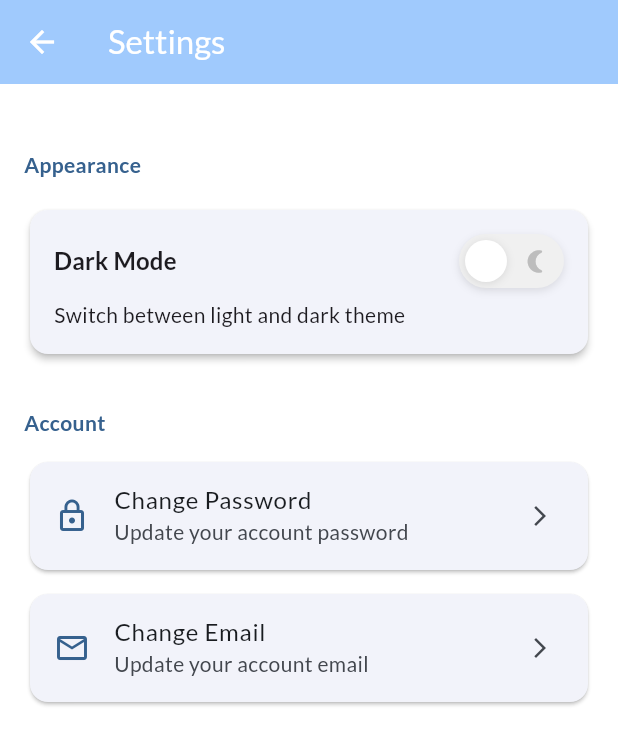
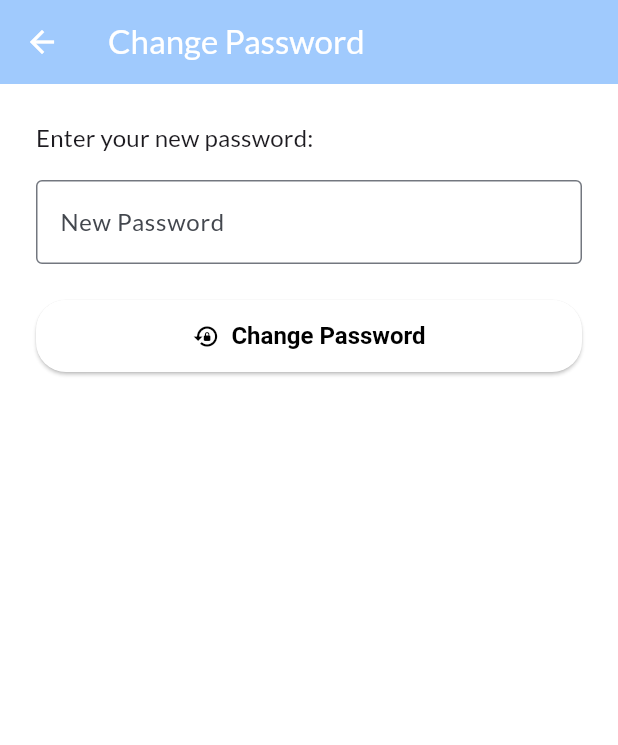
Before and after one commit to poqob/ekg-vision-app, a Flutter app: the SettingsScreen screen opened by its route, after a tap on "Change Password", on a phone screen of 412 x 824 dp. Shown: the top 745 px of the screen. Run offline on Flutter 3.47's test engine with Material 3 defaults, Android fonts, the phone set to English and light mode, and no system bars; our stand-ins replace file_picker, flutter_animate, flutter_svg, google_fonts, image_picker, shared_preferences; accounts and stored records are empty.

Commit message:
account settings section and pages added.

```diff
--- /dev/null
+++ b/lib/screens/settings/change_password_screen.dart
@@ -0,0 +1,111 @@
+import 'package:flutter/material.dart';
+import 'package:shared_preferences/shared_preferences.dart';
+import 'package:http/http.dart' as http;
+import '../../constants/app_info.dart';
+import '../../widgets/large_action_button.dart';
+
+class ChangePasswordScreen extends StatefulWidget {
+  const ChangePasswordScreen({Key? key}) : super(key: key);
+
+  @override
+  State<ChangePasswordScreen> createState() => _ChangePasswordScreenState();
+}
+
+class _ChangePasswordScreenState extends State<ChangePasswordScreen> {
+  final _formKey = GlobalKey<FormState>();
+  final TextEditingController _passwordController = TextEditingController();
+  bool _loading = false;
+  String? _error;
+
+  Future<void> _changePassword() async {
+    if (!_formKey.currentState!.validate()) return;
+    setState(() {
+      _loading = true;
+      _error = null;
+    });
+    final prefs = await SharedPreferences.getInstance();
+    final token = prefs.getString('auth_token');
+    if (token == null) {
+      setState(() {
+        _loading = false;
+        _error = 'Not authenticated.';
+      });
+      return;
+    }
+    final response = await http.post(
+      Uri.parse('http://localhost:8080/change_credentials'),
+      headers: {
+        'Authorization': 'Bearer $token',
+        'Content-Type': 'application/json',
+      },
+      body: '{"password": "${_passwordController.text}"}',
+    );
+    if (response.statusCode == 200) {
+      if (!mounted) return;
+      Navigator.of(context).pop(true);
+      ScaffoldMessenger.of(context).showSnackBar(
+        const SnackBar(content: Text('Password changed successfully.')),
+      );
+    } else {
+      setState(() {
+        _error = 'Failed to change password.';
+      });
+    }
+    setState(() {
+      _loading = false;
+    });
+  }
+
+  @override
+  Widget build(BuildContext context) {
+    return Scaffold(
+      appBar: AppBar(
+        backgroundColor: Theme.of(context).colorScheme.inversePrimary,
+        title: const Text('Change Password'),
+      ),
+      body: Padding(
+        padding: const EdgeInsets.all(24.0),
+        child: Form(
+          key: _formKey,
+          child: Column(
+            crossAxisAlignment: CrossAxisAlignment.start,
+            children: [
+              Text('Enter your new password:',
+                  style: Theme.of(context).textTheme.titleMedium),
+              const SizedBox(height: 16),
+              TextFormField(
+                controller: _passwordController,
+                obscureText: true,
+                decoration: const InputDecoration(
+                  labelText: 'New Password',
+                  border: OutlineInputBorder(),
+                ),
+                validator: (value) {
+                  if (value == null || value.isEmpty)
+                    return 'Please enter a password.';
+                  if (value.length < 6)
+                    return 'Password must be at least 6 characters.';
+                  return null;
+                },
+              ),
+              if (_error != null) ...[
+                const SizedBox(height: 12),
+                Text(_error!, style: const TextStyle(color: Colors.red)),
+              ],
+              const SizedBox(height: 24),
+              SizedBox(
+                width: double.infinity,
+                child: LargeActionButton(
+                  onPressed: _loading ? () {} : _changePassword,
+                  icon: const Icon(Icons.lock_reset),
+                  label: 'Change Password',
+                  enabled: !_loading,
+                ),
+              ),
+            ],
+          ),
+        ),
+      ),
+    );
+  }
+}
--- a/lib/screens/settings/settings_screen.dart
+++ b/lib/screens/settings/settings_screen.dart
@@ -1,5 +1,7 @@
 import 'package:flutter/material.dart';
 import '../../state/app_state.dart';
+import 'change_email_screen.dart';
+import 'change_password_screen.dart';
 
 class SettingsScreen extends StatelessWidget {
   const SettingsScreen({super.key});
@@ -71,7 +73,11 @@ class SettingsScreen extends StatelessWidget {
             title: 'Change Password',
             subtitle: 'Update your account password',
             onTap: () {
-              // TODO: Implement change password navigation
+              Navigator.of(context).push(
+                MaterialPageRoute(
+                  builder: (context) => const ChangePasswordScreen(),
+                ),
+              );
             },
           ),
           _buildSettingItem(
@@ -80,7 +86,11 @@ class SettingsScreen extends StatelessWidget {
             title: 'Change Email',
             subtitle: 'Update your account email',
             onTap: () {
-              // TODO: Implement change email navigation
+              Navigator.of(context).push(
+                MaterialPageRoute(
+                  builder: (context) => const ChangeEmailScreen(),
+                ),
+              );
             },
           ),
 
```
Also changed, not shown: lib/screens/settings/change_email_screen.dart (added, +110 -0 lines).
